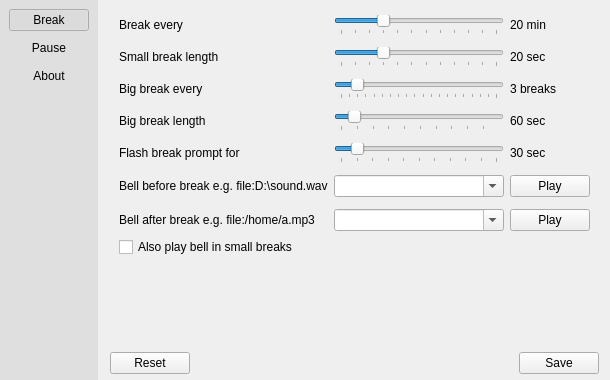
Qt form src/pref-window.ui (AllanChain/sane-break) before a commit.
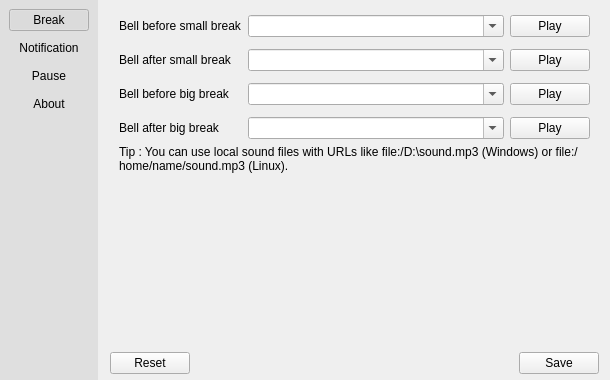
The same form after that commit. The open tabs and pages were chosen to show the change. Icons and pictures are not drawn. Custom widgets are drawn as their Qt base class.

Commit message: allow different sounds for small and big breaks

What changed in the file:
```diff
--- a/src/pref-window.ui
+++ b/src/pref-window.ui
@@ -48,6 +48,19 @@
         </property>
        </widget>
       </item>
+      <item>
+       <widget class="QPushButton" name="tabNotificationButton">
+        <property name="text">
+         <string>Notification</string>
+        </property>
+        <property name="checkable">
+         <bool>true</bool>
+        </property>
+        <property name="flat">
+         <bool>true</bool>
+        </property>
+       </widget>
+      </item>
       <item>
        <widget class="QPushButton" name="tabPauseButton">
         <property name="text">
@@ -152,29 +165,11 @@
              </property>
             </widget>
            </item>
-           <item row="5" column="1">
-            <widget class="QComboBox" name="startSoundSelect">
-             <property name="editable">
-              <bool>true</bool>
+           <item row="0" column="1">
+            <widget class="SteppedSlider" name="smallBreakEverySlider">
+             <property name="minimum">
+              <number>5</number>
              </property>
-            </widget>
-           </item>
-           <item row="1" column="2">
-            <widget class="QLabel" name="smallBreakForLabel">
-             <property name="text">
-              <string>20 sec</string>
-             </property>
-            </widget>
-           </item>
-           <item row="5" column="2">
-            <widget class="QPushButton" name="playStartSoundButton">
-             <property name="text">
-              <string>Play</string>
-             </property>
-            </widget>
-           </item>
-           <item row="4" column="1">
-            <widget class="SteppedSlider" name="flashForSlider">
              <property name="maximum">
               <number>300</number>
              </property>
@@ -255,62 +250,8 @@
              </property>
             </widget>
            </item>
-           <item row="3" column="0">
-            <widget class="QLabel" name="label_6">
-             <property name="toolTip">
-              <string>How many seconds for each big break</string>
-             </property>
-             <property name="text">
-              <string>Big break length</string>
-             </property>
-            </widget>
-           </item>
-           <item row="4" column="0">
-            <widget class="QLabel" name="label_11">
-             <property name="toolTip">
-              <string>How many seconds to allow continued work before forcing breaks</string>
-             </property>
-             <property name="text">
-              <string>Flash break prompt for</string>
-             </property>
-            </widget>
-           </item>
-           <item row="0" column="2">
-            <widget class="QLabel" name="smallBreakEveryLabel">
-             <property name="text">
-              <string>20 min</string>
-             </property>
-            </widget>
-           </item>
-           <item row="6" column="1">
-            <widget class="QComboBox" name="endSoundSelect">
-             <property name="editable">
-              <bool>true</bool>
-             </property>
-            </widget>
-           </item>
-           <item row="6" column="0">
-            <widget class="QLabel" name="label_14">
-             <property name="toolTip">
-              <string>Try restart Sane Break if no sound</string>
-             </property>
-             <property name="text">
-              <string>Bell after break&lt;br/&gt;e.g. &lt;span style=&quot; font-style:italic;&quot;&gt;file:/home/a.mp3&lt;/span&gt;</string>
-             </property>
-            </widget>
-           </item>
-           <item row="6" column="2">
-            <widget class="QPushButton" name="playEndSoundButton">
-             <property name="text">
-              <string>Play</string>
-             </property>
-            </widget>
-           </item>
-           <item row="0" column="1">
-            <widget class="SteppedSlider" name="smallBreakEverySlider">
-             <property name="minimum">
-              <number>5</number>
-             </property>
+           <item row="4" column="1">
+            <widget class="SteppedSlider" name="flashForSlider">
              <property name="maximum">
               <number>60</number>
              </property>
@@ -351,13 +292,10 @@
              </property>
             </widget>
            </item>
-           <item row="5" column="0">
-            <widget class="QLabel" name="label_13">
-             <property name="toolTip">
-              <string>Try restart Sane Break if no sound</string>
-             </property>
+           <item row="0" column="2">
+            <widget class="QLabel" name="smallBreakEveryLabel">
              <property name="text">
-              <string>Bell before break&lt;br&gt;e.g. &lt;span style=&quot; font-style:italic;&quot;&gt;file:D:\sound.wav&lt;/span&gt;</string>
+              <string>20 min</string>
              </property>
             </widget>
            </item>
@@ -399,14 +337,131 @@
           </layout>
          </item>
          <item>
-          <widget class="QCheckBox" name="soundInSmallBreak">
+          <spacer name="verticalSpacer_2">
+           <property name="orientation">
+            <enum>Qt::Orientation::Vertical</enum>
+           </property>
+           <property name="sizeHint" stdset="0">
+            <size>
+             <width>20</width>
+             <height>40</height>
+            </size>
+           </property>
+          </spacer>
+         </item>
+        </layout>
+       </widget>
+       <widget class="QWidget" name="notificationPage">
+        <layout class="QVBoxLayout" name="verticalLayout">
+         <item>
+          <layout class="QGridLayout" name="gridLayout_2" columnstretch="0,1,0">
+           <property name="verticalSpacing">
+            <number>12</number>
+           </property>
+           <item row="2" column="0">
+            <widget class="QLabel" name="label_14">
+             <property name="toolTip">
+              <string>Try restart Sane Break if no sound</string>
+             </property>
+             <property name="text">
+              <string>Bell after small break</string>
+             </property>
+            </widget>
+           </item>
+           <item row="1" column="2">
+            <widget class="QPushButton" name="playSmallStart">
+             <property name="text">
+              <string>Play</string>
+             </property>
+            </widget>
+           </item>
+           <item row="2" column="1">
+            <widget class="QComboBox" name="smallEndBellSelect">
+             <property name="editable">
+              <bool>true</bool>
+             </property>
+            </widget>
+           </item>
+           <item row="1" column="0">
+            <widget class="QLabel" name="label_13">
+             <property name="toolTip">
+              <string>Try restart Sane Break if no sound</string>
+             </property>
+             <property name="text">
+              <string>Bell before small break</string>
+             </property>
+            </widget>
+           </item>
+           <item row="3" column="0">
+            <widget class="QLabel" name="label">
+             <property name="text">
+              <string>Bell before big break</string>
+             </property>
+            </widget>
+           </item>
+           <item row="2" column="2">
+            <widget class="QPushButton" name="playSmallEnd">
+             <property name="text">
+              <string>Play</string>
+             </property>
+            </widget>
+           </item>
+           <item row="1" column="1">
+            <widget class="QComboBox" name="smallStartBellSelect">
+             <property name="editable">
+              <bool>true</bool>
+             </property>
+            </widget>
+           </item>
+           <item row="4" column="0">
+            <widget class="QLabel" name="label_2">
+             <property name="text">
+              <string>Bell after big break</string>
+             </property>
+            </widget>
+           </item>
+           <item row="3" column="1">
+            <widget class="QComboBox" name="bigStartBellSelect">
+             <property name="editable">
+              <bool>true</bool>
+             </property>
+            </widget>
+           </item>
+           <item row="4" column="1">
+            <widget class="QComboBox" name="bigEndBellSelect">
+             <property name="editable">
+              <bool>true</bool>
+             </property>
+            </widget>
+           </item>
+           <item row="3" column="2">
+            <widget class="QPushButton" name="playBigStart">
+             <property name="text">
+              <string>Play</string>
+             </property>
+            </widget>
+           </item>
+           <item row="4" column="2">
+            <widget class="QPushButton" name="playBigEnd">
+             <property name="text">
+              <string>Play</string>
+             </property>
+            </widget>
+           </item>
+          </layout>
+         </item>
+         <item>
+          <widget class="QLabel" name="label_8">
            <property name="text">
-            <string>Also play bell in small breaks</string>
+            <string>&lt;strong&gt;Tip&lt;/strong&gt;: You can use local sound files with URLs like &lt;code&gt;file:/D:\sound.mp3&lt;/code&gt;  (Windows) or &lt;code&gt;file:/home/name/sound.mp3&lt;/code&gt; (Linux).</string>
+           </property>
+           <property name="wordWrap">
+            <bool>true</bool>
            </property>
           </widget>
          </item>
          <item>
-          <spacer name="verticalSpacer_2">
+          <spacer name="verticalSpacer_4">
            <property name="orientation">
             <enum>Qt::Orientation::Vertical</enum>
            </property>
```
Left out of the diff: 59 changed lines with no effect on the pictures. The commit also changes 4 other files.
